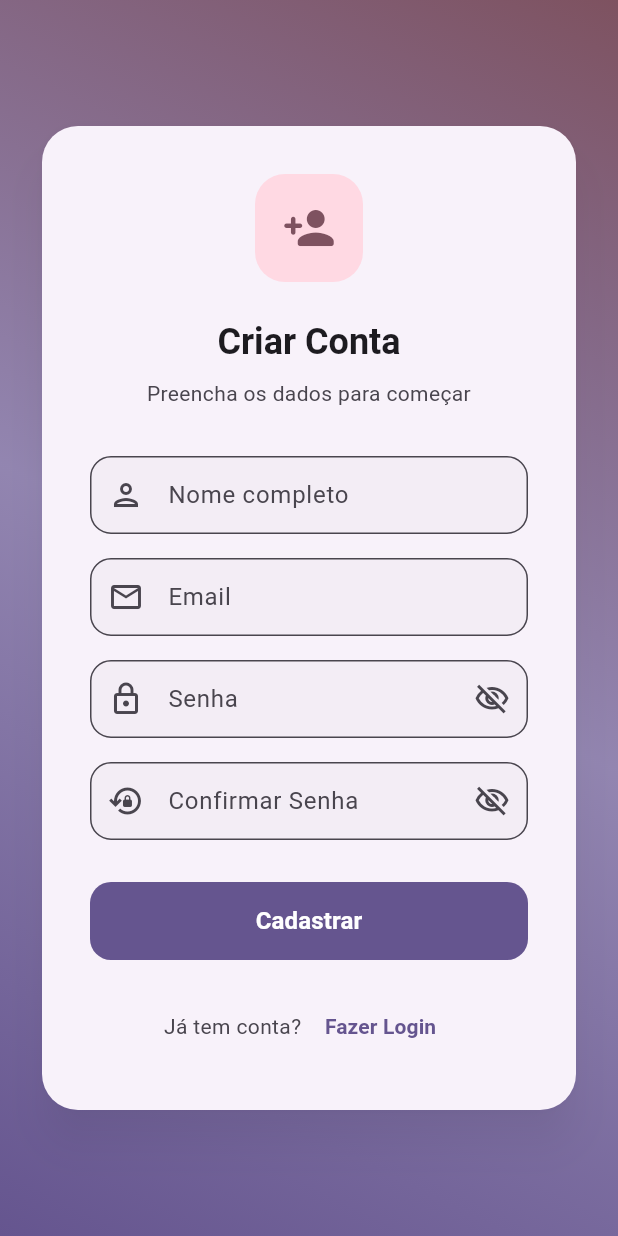
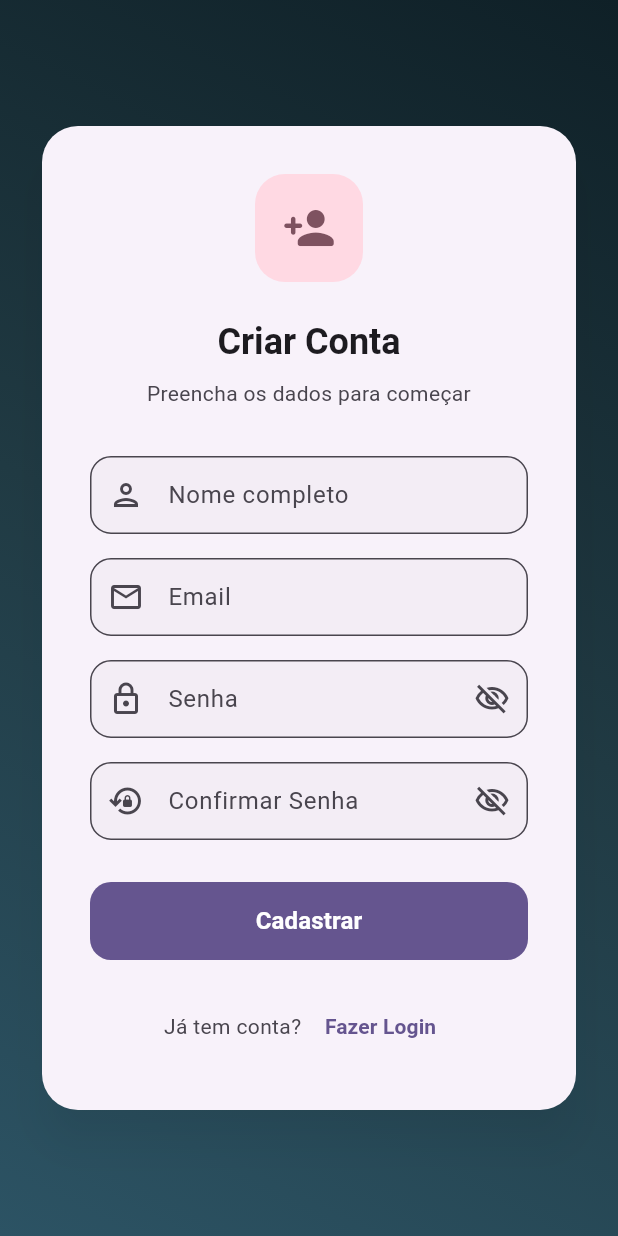
Before and after one commit to PedroT4skr/controle-financeiro-app, a Flutter app: the screen it shows after launch, after a tap on "Cadastre-se", on a phone screen of 412 x 824 dp. Run offline on Flutter 3.47's test engine with Material 3 defaults, Android fonts, the phone set to English and light mode, and no system bars; our stand-ins replace sqflite, sqflite_common_ffi_web; accounts and stored records are empty.

Commit message:
feat: update gradients to a sleek dark slate theme across all screens

```diff
--- a/lib/views/login_screen.dart
+++ b/lib/views/login_screen.dart
@@ -109,10 +109,10 @@ class _LoginScreenState extends State<LoginScreen>
           gradient: LinearGradient(
             begin: Alignment.topLeft,
             end: Alignment.bottomRight,
-            colors: [
-              theme.colorScheme.primary,
-              theme.colorScheme.primary.withOpacity(0.7),
-              theme.colorScheme.tertiary,
+            colors: const [
+              Color(0xFF0F2027),
+              Color(0xFF203A43),
+              Color(0xFF2C5364),
             ],
           ),
         ),
--- a/lib/views/register_screen.dart
+++ b/lib/views/register_screen.dart
@@ -134,10 +134,10 @@ class _RegisterScreenState extends State<RegisterScreen>
           gradient: LinearGradient(
             begin: Alignment.topRight,
             end: Alignment.bottomLeft,
-            colors: [
-              theme.colorScheme.tertiary,
-              theme.colorScheme.primary.withOpacity(0.7),
-              theme.colorScheme.primary,
+            colors: const [
+              Color(0xFF0F2027),
+              Color(0xFF203A43),
+              Color(0xFF2C5364),
             ],
           ),
         ),
```
Also changed, not shown: lib/views/dashboard_screen.dart (+4 -4 lines).
